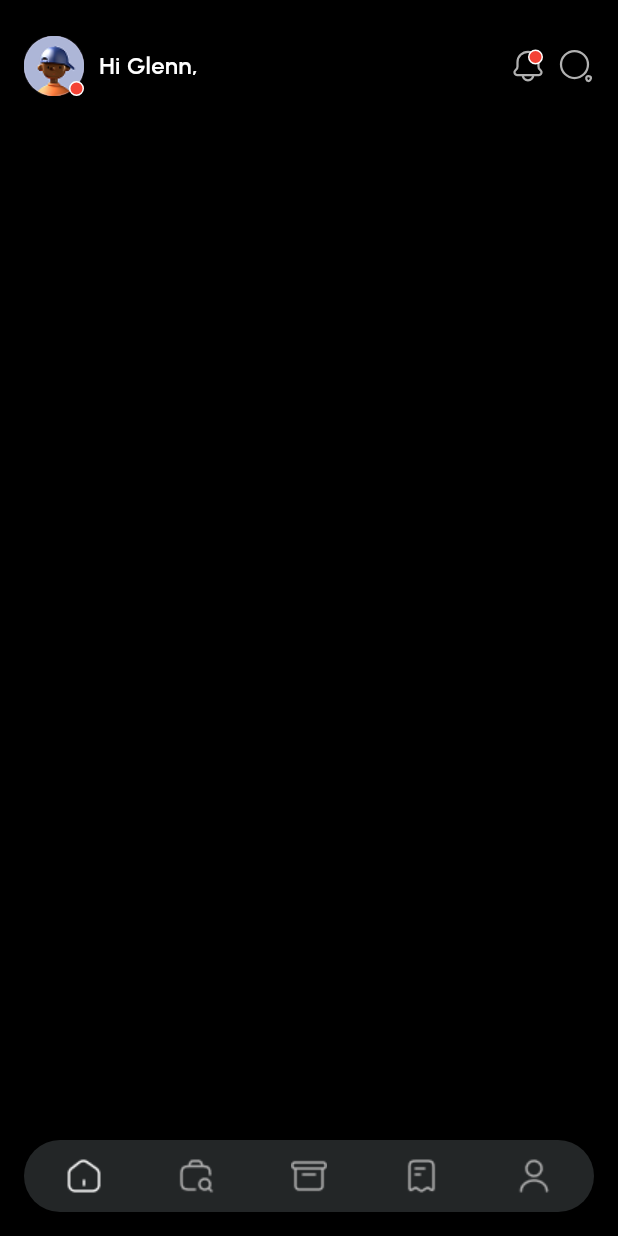
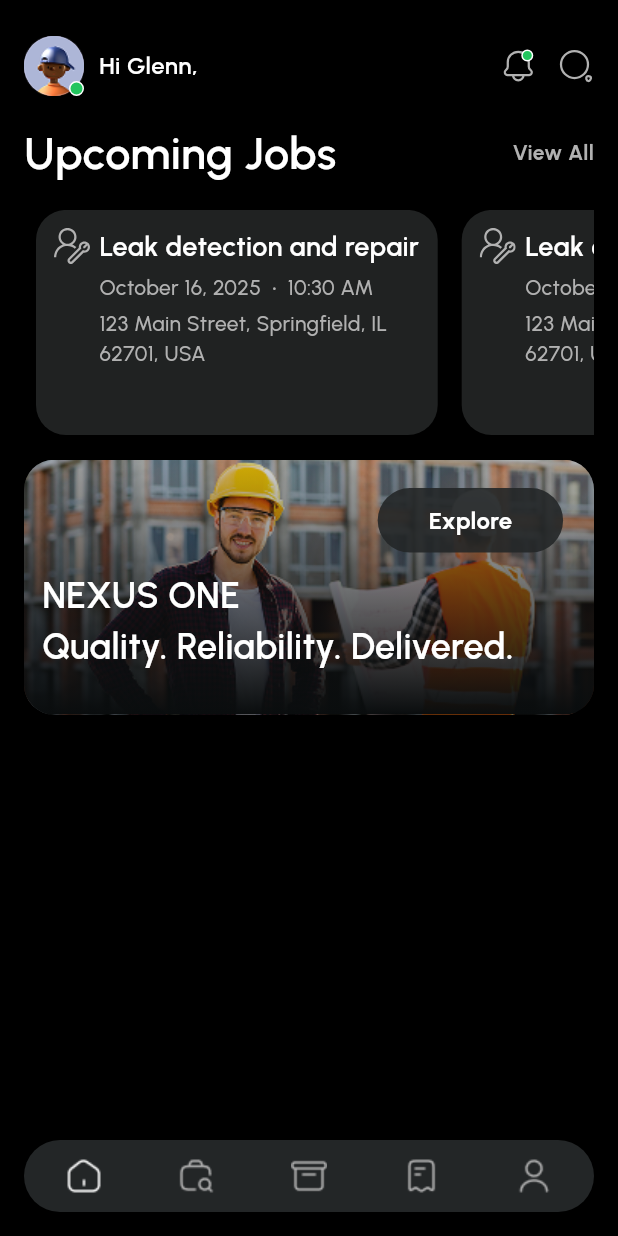
Before and after one commit to abir1219/NexusOne, a Flutter app: the HomeScreen screen opened by its route, on a phone screen of 412 x 824 dp. Run offline on Flutter 3.47's test engine with Material 3 defaults, Android fonts, the phone set to English and light mode, and no system bars; our stand-ins replace device_preview, flutter_spinkit, flutter_svg, gap, go_router, google_fonts and 2 more; accounts and stored records are empty.

Commit message:
home page design going on

```diff
--- a/lib/core/constants/app_colors.dart
+++ b/lib/core/constants/app_colors.dart
@@ -10,6 +10,8 @@
   static const BUTTON_COLOR =  Color(0xFF232627);
   // static const BUTTON_COLOR_01 =  Color(0xFF3262780);
   static const BUTTON_COLOR_01 =  Color(0xFF121414);
+  static const ACTIVE_COLOR =  Color(0xFF22C55E);
+  static const UPCOMING_BLOCK_COLOR =  Color(0xFF202222);
   static const DOT_ACTIVE = Colors.white;
   static const DOT_INACTIVE = Colors.white38;
   static const TRANSPARENT_COLOR = Colors.transparent;
--- /dev/null
+++ b/lib/core/widgets/custom_banner.dart
@@ -0,0 +1,88 @@
+import 'package:flutter/material.dart';
+import 'package:google_fonts/google_fonts.dart';
+import 'package:nexus_one/core/constants/app_colors.dart';
+
+class CustomBanner extends StatelessWidget {
+  const CustomBanner({super.key});
+
+  @override
+  Widget build(BuildContext context) {
+    return Container(
+      height: 170,
+      decoration: BoxDecoration(borderRadius: BorderRadius.circular(20)),
+      child: ClipRRect(
+        borderRadius: BorderRadius.circular(20),
+        child: Stack(
+          fit: StackFit.expand,
+          children: [
+            // Image
+            Image.asset("assets/images/banner.png", fit: BoxFit.cover),
+            // Shadow overlay (gradient)
+            Container(
+              decoration: BoxDecoration(
+                gradient: LinearGradient(
+                  colors: [
+                    Color(0xFF16191C).withAlpha(50),
+                    Color(0xFF0A0D0E),
+                    // bottom shadow
+                  ],
+                  begin: Alignment.topCenter,
+                  end: Alignment.bottomCenter,
+                ),
+              ),
+            ),
+            Positioned(
+              top: MediaQuery.sizeOf(context).height * 0.023, //22
+              right: MediaQuery.sizeOf(context).width * 0.050, //20,
+              child: Container(
+                width: MediaQuery.sizeOf(context).width * 0.3,
+                padding: EdgeInsets.symmetric(horizontal: 12, vertical: 10),
+                decoration: BoxDecoration(
+                  color: Color(0xE5232627),
+                  borderRadius: BorderRadius.circular(100),
+                ),
+                child: Center(
+                  child: Text(
+                    "Explore",
+                    style: GoogleFonts.urbanist(
+                      fontSize: 16,
+                      fontWeight: FontWeight.w700,
+                      color: AppColors.TEXT_COLOR_WHITE,
+                    ),
+                  ),
+                ),
+              ),
+            ),
+            Positioned(
+              bottom: MediaQuery.sizeOf(context).height * 0.035,
+              child: Padding(
+                padding: const EdgeInsets.symmetric(horizontal: 12.0),
+                child: Column(
+                  crossAxisAlignment: CrossAxisAlignment.start,
+                  children: [
+                    Text(
+                      "NEXUS ONE",
+                      style: GoogleFonts.urbanist(
+                        color: AppColors.TEXT_COLOR_WHITE,
+                        fontSize: 24,
+                        fontWeight: FontWeight.w600,
+                      ),
+                    ),
+                    Text(
+                      "Quality. Reliability. Delivered.",
+                      style: GoogleFonts.urbanist(
+                        color: AppColors.TEXT_COLOR_WHITE,
+                        fontSize: 24,
+                        fontWeight: FontWeight.w600,
+                      ),
+                    ),
+                  ],
+                ),
+              ),
+            ),
+          ],
+        ),
+      ),
+    );
+  }
+}
--- /dev/null
+++ b/lib/core/widgets/custom_drawer_menu.dart
@@ -0,0 +1,144 @@
+import 'package:flutter/material.dart';
+import 'package:gap/gap.dart';
+
+import '../constants/app_colors.dart';
+
+
+class CustomDrawerMenu {
+  static Widget buildCustomDrawerMenu(BuildContext context,
+      VoidCallback? onDrawerClose,) {
+    return Stack(
+      children: [
+        Drawer(
+          backgroundColor: AppColors.BACKGROUND_BLACK,
+          elevation: 0,
+          shadowColor: AppColors.BACKGROUND_LIGHT_BLACK,
+          child: SafeArea(
+            child: Padding(
+              padding: const EdgeInsets.symmetric(horizontal: 20, vertical: 10),
+              child: Column(
+                crossAxisAlignment: CrossAxisAlignment.start,
+                children: [
+                  Align(
+                    alignment: Alignment.centerRight,
+                    child: IconButton(
+                      splashColor: AppColors.TRANSPARENT_COLOR,
+                      onPressed: onDrawerClose,
+                      icon: Icon(Icons.close, color: AppColors.TEXT_COLOR_OFF_WHITE,size: 18,),
+                    ),
+                  ),
+                  // --- Profile Section ---
+                  Row(
+                    children: [
+                      const CircleAvatar(
+                        radius: 28,
+                        backgroundImage: AssetImage('assets/images/avatar.png'),
+                      ),
+                      const SizedBox(width: 12),
+                      Column(
+                        crossAxisAlignment: CrossAxisAlignment.start,
+                        children: const [
+                          Text(
+                            "Glenn Cross",
+                            style: TextStyle(
+                              color: AppColors.TEXT_COLOR_WHITE,
+                              fontSize: 18,
+                              fontWeight: FontWeight.bold,
+                            ),
+                          ),
+                          SizedBox(height: 4),
+                          Text(
+                            "Contractor",
+                            style: TextStyle(
+                              color: AppColors.TEXT_COLOR_OFF_WHITE,
+                              fontSize: 14,
+                            ),
+                          ),
+                        ],
+                      ),
+                    ],
+                  ),
+
+                  const SizedBox(height: 30),
+
+                  // --- Drawer Menu Items ---
+                  _buildDrawerItem(Icons.home_outlined, "Home"),
+                  _buildDrawerItem(Icons.work_outline, "Jobs"),
+                  _buildDrawerItem(Icons.inventory_2_outlined, "Inventory"),
+                  _buildDrawerItem(Icons.receipt_long_outlined, "Invoice"),
+                  _buildDrawerItem(Icons.person_outline, "Account"),
+                  _buildDrawerItem(Icons.attach_money_outlined, "Transaction"),
+                  _buildDrawerItem(Icons.notifications_none_outlined, "Notification"),
+
+                  const Spacer(),
+                  // Gap(MediaQuery.sizeOf(context).height * 0.1),
+
+                  // --- Bottom Links ---
+                  _buildBottomLink("About"),
+                  _buildBottomLink("Settings"),
+                  _buildBottomLink("Terms & Policy"),
+                  _buildBottomLink("Disclaimer"),
+                  _buildBottomLink("Logout"),
+                ],
+              ),
+            ),
+          ),
+        ),
+        Positioned(
+          bottom: MediaQuery.sizeOf(context).height * .1,
+          right: MediaQuery.sizeOf(context).width * .1,
+          child: GestureDetector(
+            onTap: () {
+              // handle help button tap
+            },
+            child: Container(
+              decoration: const BoxDecoration(
+                color: Color(0xFF1E1E1E),
+                shape: BoxShape.circle,
+              ),
+              padding: const EdgeInsets.all(12),
+              child: const Icon(
+                Icons.help_outline,
+                color: AppColors.TEXT_COLOR_WHITE,
+                size: 22,
+              ),
+            ),
+          ),
+        ),
+      ],
+    );
+  }
+
+  static Widget _buildDrawerItem(IconData icon, String title) {
+    return Padding(
+      padding: const EdgeInsets.symmetric(vertical: 8),
+      child: Row(
+        children: [
+          Icon(icon, color: AppColors.TEXT_COLOR_WHITE, size: 22),
+          const SizedBox(width: 16),
+          Text(
+            title,
+            style: const TextStyle(
+              color: AppColors.TEXT_COLOR_WHITE,
+              fontSize: 15,
+              fontWeight: FontWeight.w500,
+            ),
+          ),
+        ],
+      ),
+    );
+  }
+
+  static Widget _buildBottomLink(String title) {
+    return Padding(
+      padding: const EdgeInsets.symmetric(vertical: 6),
+      child: Text(
+        title,
+        style: const TextStyle(
+          color: AppColors.TEXT_COLOR_OFF_WHITE,
+          fontSize: 14,
+        ),
+      ),
+    );
+  }
+}
--- a/lib/core/widgets/custom_top_header.dart
+++ b/lib/core/widgets/custom_top_header.dart
@@ -7,8 +7,10 @@
 class CustomTopHeader {
   static Widget buildTopHeader({
     required String profileName,
+    required BuildContext context,
     required bool isOnline,
     required bool isNewNotification,
+    required VoidCallback? onProfileTap,
   }) {
     return SizedBox(
       child: Row(
@@ -16,9 +18,14 @@
         children: [
           Row(
             children: [
-              Stack(
+              InkWell(
+                splashColor: AppColors.TRANSPARENT_COLOR,
+                onTap: onProfileTap,
+                child: Stack(
                   children: [
-                  CircleAvatar(child: Image.asset("assets/images/avatar.png")),
+                    CircleAvatar(
+                      child: Image.asset("assets/images/avatar.png"),
+                    ),
                     Visibility(
                       visible: isOnline,
                       child: Positioned(
@@ -33,19 +40,23 @@
                               color: AppColors.TEXT_COLOR_WHITE,
                               width: 1,
                             ),
-                          color: Colors.red,
+                            color: AppColors.ACTIVE_COLOR,
                           ),
                         ),
                       ),
                     ),
                   ],
                 ),
+              ),
               Gap(10),
-              Text(profileName,style: GoogleFonts.urbanist(
+              Text(
+                profileName,
+                style: GoogleFonts.urbanist(
                   color: AppColors.TEXT_COLOR_WHITE,
                   fontSize: 16,
                   fontWeight: FontWeight.w600,
-              ),),
+                ),
+              ),
             ],
           ),
           Row(
@@ -59,22 +70,22 @@
                       top: 0,
                       right: 0,
                       child: Container(
-                        height: 10,
-                        width: 10,
+                        height: 8,
+                        width: 8,
                         decoration: BoxDecoration(
                           shape: BoxShape.circle,
                           border: Border.all(
                             color: AppColors.TEXT_COLOR_WHITE,
                             width: 1,
                           ),
-                          color: Colors.red,
+                          color: AppColors.ACTIVE_COLOR,
                         ),
                       ),
                     ),
                   ),
                 ],
               ),
-              Gap(10),
+              Gap(MediaQuery.sizeOf(context).width * 0.04),
               SvgPicture.asset("assets/images/search.svg"),
             ],
           ),
--- /dev/null
+++ b/lib/core/widgets/custom_upcoming_job_card.dart
@@ -0,0 +1,81 @@
+import 'package:flutter/material.dart';
+import 'package:flutter_svg/svg.dart';
+import 'package:google_fonts/google_fonts.dart';
+
+import '../constants/app_colors.dart';
+
+class UpcomingJobCard extends StatelessWidget {
+  final String title;
+  final String dateTime;
+  final String address;
+  final double width;
+
+  const UpcomingJobCard({
+    super.key,
+    required this.title,
+    required this.dateTime,
+    required this.address,
+    required this.width,
+  });
+
+  @override
+  Widget build(BuildContext context) {
+    return Container(
+      width: width * 0.65,
+      margin: const EdgeInsets.symmetric(horizontal: 8),
+      decoration: BoxDecoration(
+        color: AppColors.UPCOMING_BLOCK_COLOR,
+        borderRadius: BorderRadius.circular(20),
+      ),
+      child: Padding(
+        padding: const EdgeInsets.all(12.0),
+        child: Row(
+          crossAxisAlignment: CrossAxisAlignment.start,
+          children: [
+            SvgPicture.asset(
+              "assets/images/upcoming_service.svg",
+              width: 24,
+              height: 24,
+            ),
+            SizedBox(width: width * 0.015),
+            Expanded(
+              child: Column(
+                crossAxisAlignment: CrossAxisAlignment.start,
+                children: [
+                  Text(
+                    title,
+                    style: GoogleFonts.urbanist(
+                      fontSize: 18,
+                      fontWeight: FontWeight.w600,
+                      color: AppColors.TEXT_COLOR_WHITE,
+                    ),
+                  ),
+                  const SizedBox(height: 4),
+                  Text(
+                    dateTime,
+                    style: GoogleFonts.urbanist(
+                      fontSize: 14,
+                      fontWeight: FontWeight.w500,
+                      color: AppColors.TEXT_COLOR_OFF_WHITE,
+                    ),
+                  ),
+                  const SizedBox(height: 4),
+                  Text(
+                    address,
+                    style: GoogleFonts.urbanist(
+                      fontSize: 14,
+                      fontWeight: FontWeight.w500,
+                      color: AppColors.TEXT_COLOR_OFF_WHITE,
+                    ),
+                    maxLines: 3,
+                    overflow: TextOverflow.ellipsis,
+                  ),
+                ],
+              ),
+            ),
+          ],
+        ),
+      ),
+    );
+  }
+}
--- a/lib/features/home_screen/presentation/home_screen.dart
+++ b/lib/features/home_screen/presentation/home_screen.dart
@@ -1,9 +1,15 @@
 import 'package:flutter/material.dart';
 import 'package:flutter/services.dart';
+import 'package:flutter_svg/flutter_svg.dart';
+import 'package:google_fonts/google_fonts.dart';
+import 'package:intl/intl.dart';
 import 'package:nexus_one/core/widgets/custom_button_nav.dart';
+import 'package:nexus_one/core/widgets/custom_drawer_menu.dart';
 
 import '../../../core/constants/app_colors.dart';
+import '../../../core/widgets/custom_banner.dart';
 import '../../../core/widgets/custom_top_header.dart';
+import '../../../core/widgets/custom_upcoming_job_card.dart';
 
 class HomeScreen extends StatefulWidget {
   const HomeScreen({super.key});
@@ -13,8 +19,13 @@
 }
 
 class _HomeScreenState extends State<HomeScreen> {
+  final GlobalKey<ScaffoldState> _scaffoldKey = GlobalKey<ScaffoldState>();
+
   @override
   Widget build(BuildContext context) {
+    var height = MediaQuery.sizeOf(context).height;
+    var width = MediaQuery.sizeOf(context).width;
+
     return AnnotatedRegion<SystemUiOverlayStyle>(
       value: const SystemUiOverlayStyle(
         statusBarColor: AppColors.BACKGROUND_BLACK,
@@ -22,7 +33,11 @@
         statusBarBrightness: Brightness.dark, // iOS → white icons
       ),
       child: Scaffold(
+        key: _scaffoldKey,
         backgroundColor: AppColors.BACKGROUND_BLACK,
+        drawer: CustomDrawerMenu.buildCustomDrawerMenu(context, () {
+          _scaffoldKey.currentState?.closeDrawer();
+        }),
         body: SafeArea(
           child: SingleChildScrollView(
             child: Padding(
@@ -31,13 +46,52 @@
                 vertical: 24.0,
               ),
               child: Column(
-                mainAxisAlignment: MainAxisAlignment.center,
+                mainAxisAlignment: MainAxisAlignment.start,
+                spacing: height * 0.02,
                 children: [
                   CustomTopHeader.buildTopHeader(
                     profileName: 'Hi Glenn,',
                     isOnline: true,
                     isNewNotification: true,
+                    context: context,
+                    onProfileTap: () {
+                      _scaffoldKey.currentState?.openDrawer();
+                    },
                   ),
+                  Row(
+                    mainAxisAlignment: MainAxisAlignment.spaceBetween,
+                    children: [
+                      Text(
+                        "Upcoming Jobs",
+                        style: GoogleFonts.urbanist(
+                          fontSize: 30,
+                          fontWeight: FontWeight.w600,
+                          color: AppColors.TEXT_COLOR_WHITE,
+                        ),
+                      ),
+                      Text(
+                        "View All",
+                        style: GoogleFonts.urbanist(
+                          fontSize: 14,
+                          fontWeight: FontWeight.w700,
+                          color: AppColors.TEXT_COLOR_OFF_WHITE,
+                        ),
+                      ),
+                    ],
+                  ),
+                  SizedBox(
+                    height: 150, // ✅ set a fixed height for horizontal ListView
+                    child: ListView.builder(
+                      scrollDirection: Axis.horizontal,
+                      itemCount: 3,
+                      itemBuilder: (context, index) =>
+                          // _buildUpcomingContainer(index, height, width),
+                      UpcomingJobCard(title: 'Leak detection and repair', dateTime: DateFormat(
+                        "MMMM d, yyyy  •  h:mm a",
+                      ).format(DateTime.now()), address: '123 Main Street, Springfield, IL 62701, USA', width: width,),
+                    ),
+                  ),
+                  CustomBanner(),
                 ],
               ),
             ),
--- a/lib/features/on_boarding_screen/presentation/on_boarding_screen.dart
+++ b/lib/features/on_boarding_screen/presentation/on_boarding_screen.dart
@@ -64,7 +64,7 @@
             children: [
               // PageView
               Positioned(
-                top: MediaQuery.sizeOf(context).height * 0.02,
+                top: MediaQuery.sizeOf(context).height * 0.01,
                 left: 0,
                 right: 0,
                 bottom: 0,
@@ -111,7 +111,7 @@
                 ),
               ),
               Positioned(
-                bottom: MediaQuery.sizeOf(context).height / 2.8, //100
+                bottom: MediaQuery.sizeOf(context).height / 3,//2.8, //100
                 left: 0,
                 right: 0,
                 child: Column(
@@ -126,7 +126,7 @@
                           duration: const Duration(milliseconds: 300),
                           margin: const EdgeInsets.symmetric(horizontal: 4),
                           height: 6,
-                          width: _currentPage == index ? 40 : 10,
+                          width: _currentPage == index ? 50 : 25,
                           decoration: BoxDecoration(
                             color: _currentPage == index
                                 ? AppColors.DOT_ACTIVE
@@ -186,7 +186,7 @@
             // width: MediaQuery.sizeOf(context).width ,
           ),
         ),
-        const SizedBox(height: 15),
+        const SizedBox(height: 25),
         Padding(
           padding: const EdgeInsets.symmetric(horizontal: 24),
           child: Text(
--- a/pubspec.yaml
+++ b/pubspec.yaml
@@ -44,6 +44,7 @@
   # The following adds the Cupertino Icons font to your application.
   # Use with the CupertinoIcons class for iOS style icons.
   cupertino_icons: ^1.0.8
+  intl: ^0.20.2
 
 dev_dependencies:
   flutter_test:
```
Also changed, not shown: assets/images/banner.png (added), assets/images/upcoming_service.svg (added), pubspec.lock. Lines whose indentation alone changed are shown as unchanged.
